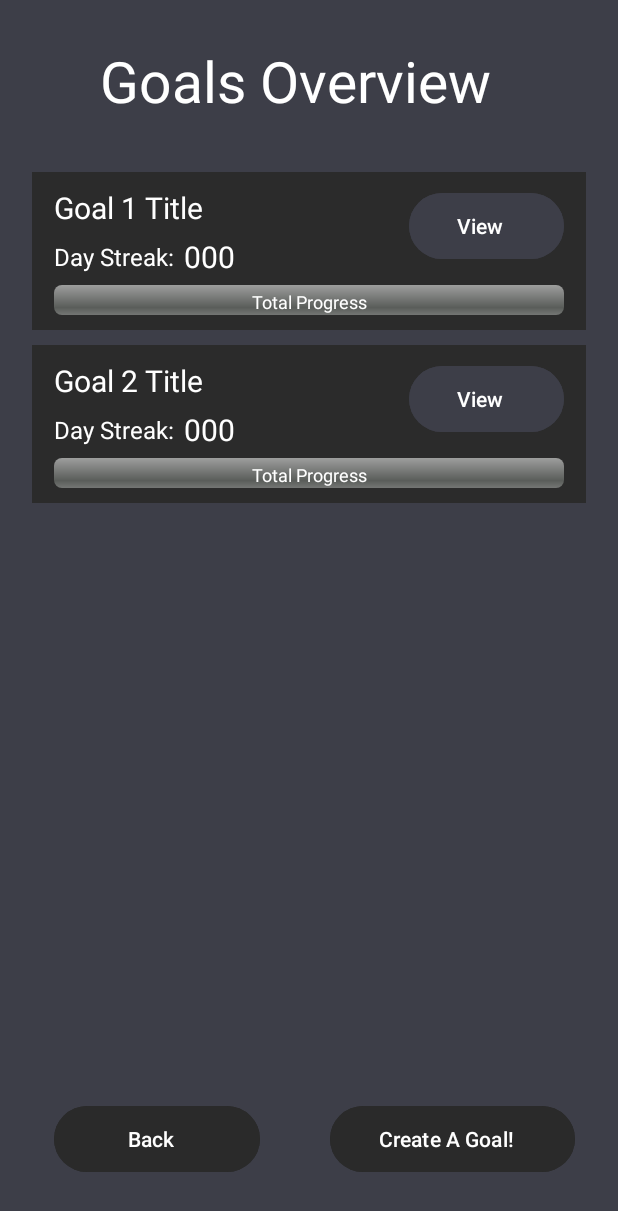
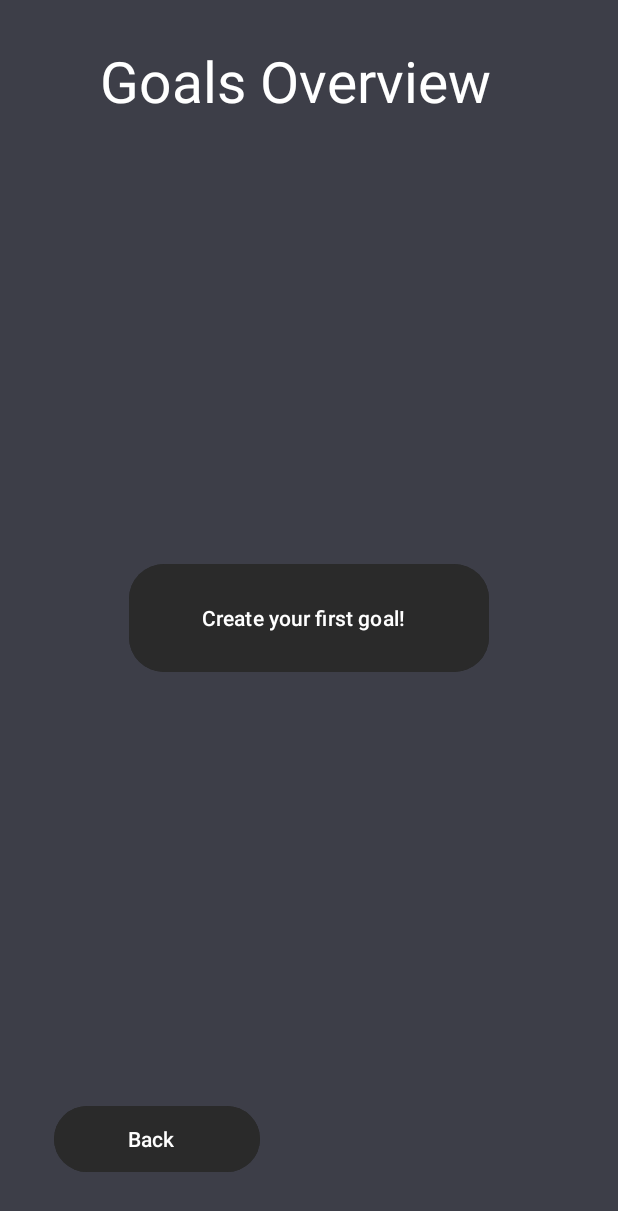
Before and after one commit to melodiouscoast7/FusionDaily, an Android app: the GoalsActivity screen opened directly, with no data from a screen before it, on a phone screen of 412 x 824 dp. Shown: the top 1211 px of the screen. Run offline under Robolectric (Android 15) with nearby library versions, the phone set to English and light mode, and no system bars; Roboto replaces fonts that are not available here.

Commit message:
Last push before dashboard becomes fragment, Goals UI is more interactive now, can create goals by pressing the create button

```diff
--- a/app/src/main/java/com/example/fusiondailytest/DashboardActivity.java
+++ b/app/src/main/java/com/example/fusiondailytest/DashboardActivity.java
@@ -25,6 +25,7 @@ public class DashboardActivity extends AppCompatActivity {
     private TextView totalProgressText;
     private ProgressBar dailyProgressBar;
     private TextView dailyProgressText;
+    private TextView dailyStreakText;
     private Button settingsButton;
 
     private Button goalsButton;
@@ -35,7 +36,7 @@ public class DashboardActivity extends AppCompatActivity {
     private TextView dateText;
     private int totalProgressValue = 0; // Variable to track task progress (0-100 scale)
     private int dailyProgressValue = 0;
-
+    private int dailyStreak = 0;
 
     Calendar localCalendar = Calendar.getInstance();
 
@@ -120,6 +121,9 @@ public class DashboardActivity extends AppCompatActivity {
         dailyProgressText.setText(dailyProgressValue + "% Complete");
     }
 
+    private void updateDailyStreak() {
+
+    }
 
 
 }
--- a/app/src/main/java/com/example/fusiondailytest/GoalsActivity.java
+++ b/app/src/main/java/com/example/fusiondailytest/GoalsActivity.java
@@ -16,7 +16,8 @@ public class GoalsActivity extends AppCompatActivity {
     private Vector<TextView> goalTitles = new Vector<TextView>();;
     private Vector<TextView> goalStreaks = new Vector<TextView>();;
     private Vector<Button> viewButtons = new Vector<Button>();;
-
+    private int goalAmount = 0;
+    boolean anyGoals = false;
     private Button backButton;
     private Button createButton;
     private Button createFirstButton;
@@ -35,8 +36,22 @@ public class GoalsActivity extends AppCompatActivity {
                 finish();
             }
         });
-
-
+        createFirstButton.setOnClickListener(new View.OnClickListener() {
+            @Override
+            public void onClick(View v) {
+                anyGoals = true;
+                goalAmount++;
+                updateGoalsOverview();
+            }
+        });
+        createButton.setOnClickListener(new View.OnClickListener() {
+            @Override
+            public void onClick(View v) {
+                anyGoals = true;
+                goalAmount++;
+                updateGoalsOverview();
+            }
+        });
     }
 
 
@@ -65,20 +80,15 @@ public class GoalsActivity extends AppCompatActivity {
         createButton = findViewById(R.id.createButton);
         createFirstButton = findViewById(R.id.noGoalsButton);
     }
-
     private void updateGoalsOverview(){
-        boolean anyGoals = true;
-        //for(int i = 0; i < goalLayouts.size(); i++)
-        //    goalLayouts.get(i).setVisibility(View.GONE);
-
-        goalLayouts.get(2).setVisibility(View.GONE);
-        goalLayouts.get(3).setVisibility(View.GONE);
-        goalLayouts.get(4).setVisibility(View.GONE);
-
         if(anyGoals) {
+            for(int i = 0; i < goalAmount; i++)
+                goalLayouts.get(i).setVisibility(View.VISIBLE);
             createFirstButton.setVisibility(View.GONE);
             createButton.setVisibility(View.VISIBLE);
         } else {
+            for(int i = 0; i < goalLayouts.size(); i++)
+                goalLayouts.get(i).setVisibility(View.GONE);
             createFirstButton.setVisibility(View.VISIBLE);
             createButton.setVisibility(View.GONE);
         }
--- a/app/src/main/res/layout/activity_dashboard.xml
+++ b/app/src/main/res/layout/activity_dashboard.xml
@@ -212,7 +212,7 @@
         android:layout_width="wrap_content"
         android:layout_height="wrap_content"
         android:layout_marginTop="16dp"
-        android:text="000"
+        android:text="0"
         android:textAlignment="center"
         android:textColor="@color/white"
         android:textSize="56sp"
--- a/app/src/main/res/layout/fragment_goals_overview.xml
+++ b/app/src/main/res/layout/fragment_goals_overview.xml
@@ -144,7 +144,7 @@
             android:layout_width="wrap_content"
             android:layout_height="wrap_content"
             android:layout_marginBottom="12dp"
-            android:text="000"
+            android:text="0"
             android:textAlignment="center"
             android:textColor="@color/white"
             android:textSize="20sp"
@@ -245,7 +245,7 @@
             android:layout_width="wrap_content"
             android:layout_height="wrap_content"
             android:layout_marginBottom="12dp"
-            android:text="000"
+            android:text="0"
             android:textAlignment="center"
             android:textColor="@color/white"
             android:textSize="20sp"
@@ -346,7 +346,7 @@
             android:layout_width="wrap_content"
             android:layout_height="wrap_content"
             android:layout_marginBottom="12dp"
-            android:text="000"
+            android:text="0"
             android:textAlignment="center"
             android:textColor="@color/white"
             android:textSize="20sp"
@@ -447,7 +447,7 @@
             android:layout_width="wrap_content"
             android:layout_height="wrap_content"
             android:layout_marginBottom="12dp"
-            android:text="000"
+            android:text="0"
             android:textAlignment="center"
             android:textColor="@color/white"
             android:textSize="20sp"
@@ -548,7 +548,7 @@
             android:layout_width="wrap_content"
             android:layout_height="wrap_content"
             android:layout_marginBottom="12dp"
-            android:text="000"
+            android:text="0"
             android:textAlignment="center"
             android:textColor="@color/white"
             android:textSize="20sp"
```
